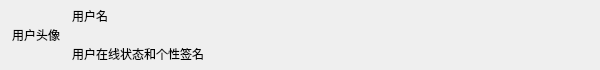
Old version of the form ContactUserItem.ui in the repository Norym-L/myChatClient.
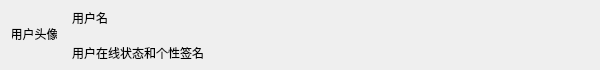
New version of the form. Icons and pictures are not drawn.

```diff
--- a/ContactUserItem.ui
+++ b/ContactUserItem.ui
@@ -55,22 +55,22 @@
      <widget class="QLabel" name="icon">
       <property name="geometry">
        <rect>
-        <x>5</x>
-        <y>5</y>
-        <width>50</width>
-        <height>50</height>
+        <x>6</x>
+        <y>6</y>
+        <width>45</width>
+        <height>45</height>
        </rect>
       </property>
       <property name="minimumSize">
        <size>
-        <width>50</width>
-        <height>50</height>
+        <width>45</width>
+        <height>45</height>
        </size>
       </property>
       <property name="maximumSize">
        <size>
-        <width>50</width>
-        <height>50</height>
+        <width>45</width>
+        <height>45</height>
        </size>
       </property>
       <property name="text">
@@ -83,22 +83,22 @@
      <widget class="QLabel" name="red_point">
       <property name="geometry">
        <rect>
-        <x>39</x>
-        <y>5</y>
-        <width>16</width>
-        <height>16</height>
+        <x>50</x>
+        <y>0</y>
+        <width>10</width>
+        <height>10</height>
        </rect>
       </property>
       <property name="minimumSize">
        <size>
-        <width>16</width>
-        <height>16</height>
+        <width>10</width>
+        <height>10</height>
        </size>
       </property>
       <property name="maximumSize">
        <size>
-        <width>16</width>
-        <height>16</height>
+        <width>10</width>
+        <height>10</height>
        </size>
       </property>
       <property name="text">
@@ -112,6 +112,9 @@
    </item>
    <item>
     <layout class="QVBoxLayout" name="verticalLayout">
+     <property name="spacing">
+      <number>0</number>
+     </property>
      <item>
       <widget class="QLabel" name="user_name">
        <property name="text">
```
Left out of the diff: 3 changed lines with no effect on the pictures.
